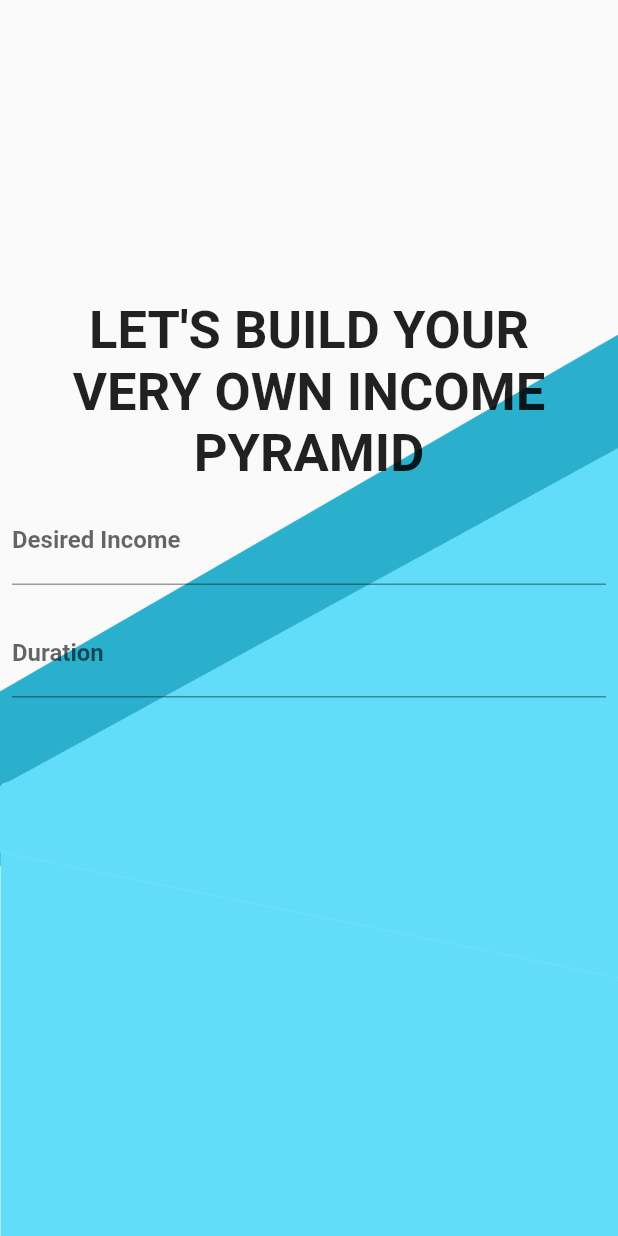
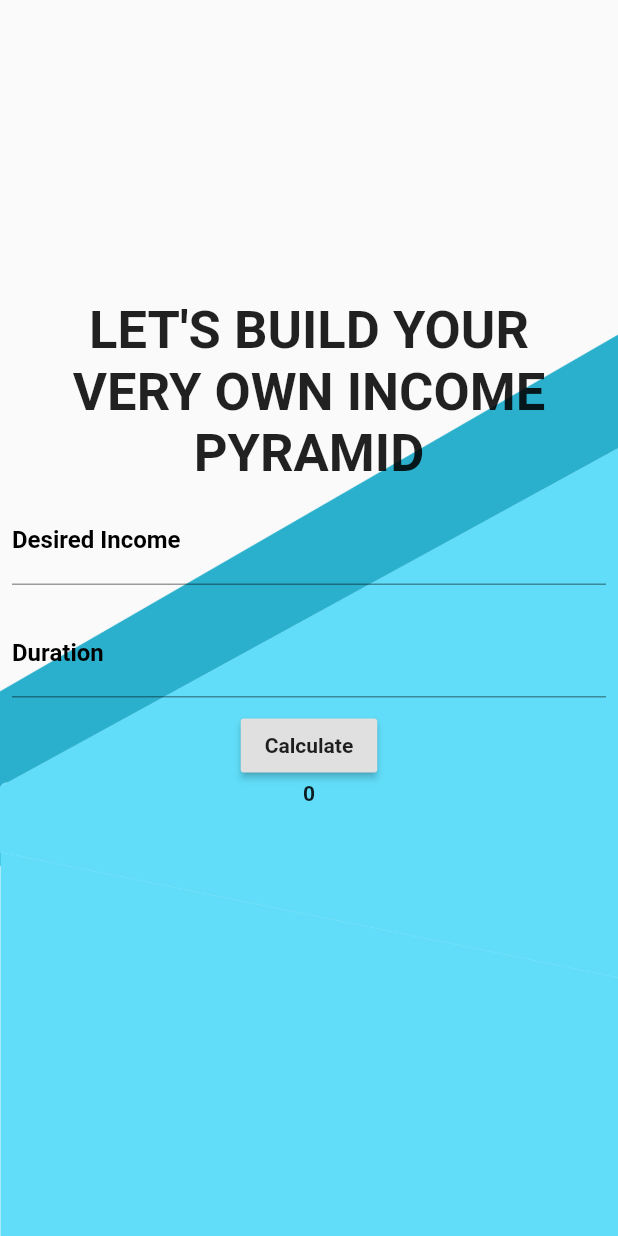
Before and after one commit to varun-2001/playground, a Flutter app: the screen it shows after launch, on a phone screen of 412 x 824 dp. Run offline on Flutter 3.47's test engine with Material 2 defaults, Android fonts, the phone set to English and light mode, and no system bars; missing offline and left inert: flutter_rounded_date_picker.

Commit message:
Implemented Time into Money Converter

```diff
--- a/lib/main.dart
+++ b/lib/main.dart
@@ -1,9 +1,6 @@
 import 'package:flutter/material.dart';
-// import 'package:playground/MLkit.dart';
-// import 'package:playground/datepicker.dart';
 import 'package:playground/time_money_converter.dart';
-// import 'package:playground/rawmaterialbutton.dart';
-
+import 'package:playground/money.dart';
 void main() {
   runApp(MaterialApp(
     debugShowCheckedModeBanner: false,
--- a/lib/time_money_converter.dart
+++ b/lib/time_money_converter.dart
@@ -1,5 +1,4 @@
 import 'dart:ui';
-
 import 'package:flutter/material.dart';
 
 class TimeMoney extends StatefulWidget {
@@ -8,11 +7,25 @@ class TimeMoney extends StatefulWidget {
 }
 
 class _TimeMoneyState extends State<TimeMoney> {
+  var _formKey = GlobalKey<FormState>();
+
+  @override
+  void initState() {
+    super.initState();
+  }
+
+  TextEditingController incomeController = TextEditingController();
+  TextEditingController durationController = TextEditingController();
+  var result = 0;
+
   @override
   Widget build(BuildContext context) {
     return SafeArea(
       child: Scaffold(
-        body: Center(
+        resizeToAvoidBottomInset: false,
+        body: Form(
+          key: _formKey,
+          child: Center(
             child: Container(
               height: MediaQuery.of(context).size.height,
               width: MediaQuery.of(context).size.width,
@@ -23,7 +36,7 @@ class _TimeMoneyState extends State<TimeMoney> {
               child: Column(
                 children: <Widget>[
                   Padding(
-                  padding: const EdgeInsets.only(top:200.0),
+                    padding: const EdgeInsets.only(top: 200.0),
                     child: Center(
                         child: SizedBox(
                       width: MediaQuery.of(context).size.width - 60.0,
@@ -40,26 +53,63 @@ class _TimeMoneyState extends State<TimeMoney> {
                   Padding(
                     padding: const EdgeInsets.all(8.0),
                     child: new TextFormField(
-                    obscureText: true ,
+                      keyboardType: TextInputType.number,
+                      controller: incomeController,
+                      validator: (String value) {
+                        if (value.isEmpty) {
+                          return "Please Enter Desired Income";
+                        }
+                      },
                       decoration: InputDecoration(
-                      fillColor: Colors.purple,
+                          hintStyle: TextStyle(color: Colors.black38),
+                          hintText: 'Income in Rupees',
                           labelText: "Desired Income",
-                    ),
+                          labelStyle: TextStyle(color: Colors.black)),
                     ),
                   ),
                   Padding(
                     padding: const EdgeInsets.all(8.0),
                     child: TextFormField(
+                      keyboardType: TextInputType.number,
+                      controller: durationController,
+                      validator: (String value) {
+                        if (value.isEmpty) {
+                          return "Please Enter Desired Income";
+                        }
+                      },
                       decoration: InputDecoration(
+                          hintStyle: TextStyle(color: Colors.black38),
+                          hintText: 'Duration in months',
                           labelText: "Duration",
+                          labelStyle: TextStyle(color: Colors.black)),
                     ),
                   ),
+                  RaisedButton(
+                    onPressed: () {
+                      setState(
+                        () {
+                          if (_formKey.currentState.validate()) {
+                            this.result = _converter();
+                          }
+                        },
+                      );
+                    },
+                    child: Text('Calculate'),
                   ),
+                  Text(this.result.toString())
                 ],
+              ),
             ),
           ),
         ),
       ),
     );
   }
+
+  int _converter() {
+    int income = int.parse(incomeController.text);
+    int duration = int.parse(durationController.text);
+    int money = (income / (duration * 30 * 24)).floor();
+    return money;
   }
+}
```
Also changed, not shown: lib/chip.dart (added, +23 -0 lines), lib/money.dart (added, +192 -0 lines). Lines whose indentation alone changed are shown as unchanged.
